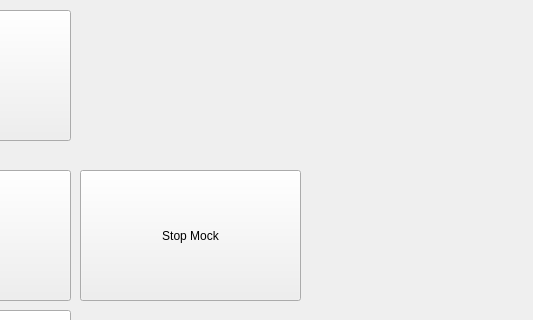
First picture: the form in style/interface.ui, repository lasseaeggen/SiNRI, before the edit; both pictures show x 160 to 693 and y 0 to 320 of the 1200 by 800 pixel window.
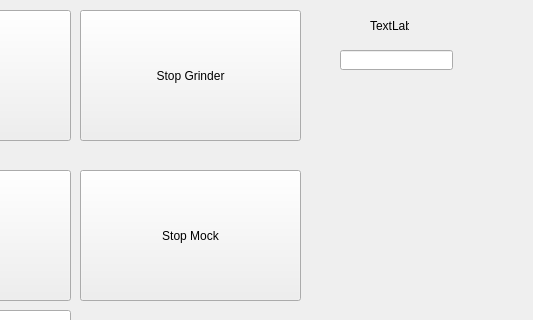
Second picture: the form after the edit.

```diff
--- a/style/interface.ui
+++ b/style/interface.ui
@@ -90,6 +90,48 @@
     <bool>true</bool>
    </property>
   </widget>
+  <widget class="QLineEdit" name="lineEdit">
+   <property name="geometry">
+    <rect>
+     <x>500</x>
+     <y>50</y>
+     <width>113</width>
+     <height>20</height>
+    </rect>
+   </property>
+   <property name="text">
+    <string/>
+   </property>
+  </widget>
+  <widget class="QLabel" name="label">
+   <property name="geometry">
+    <rect>
+     <x>530</x>
+     <y>20</y>
+     <width>39</width>
+     <height>11</height>
+    </rect>
+   </property>
+   <property name="text">
+    <string>TextLabel</string>
+   </property>
+  </widget>
+  <widget class="QPushButton" name="stopGrinderButton">
+   <property name="enabled">
+    <bool>true</bool>
+   </property>
+   <property name="geometry">
+    <rect>
+     <x>240</x>
+     <y>10</y>
+     <width>221</width>
+     <height>131</height>
+    </rect>
+   </property>
+   <property name="text">
+    <string>Stop Grinder</string>
+   </property>
+  </widget>
  </widget>
  <resources/>
  <connections/>
```
